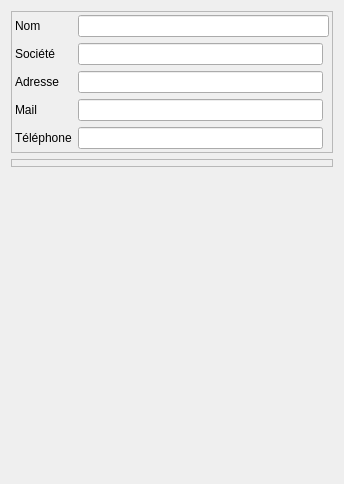
Old version of the form Lamia/toolprepro/base2/lamiabase_intervenant_tool_ui.ui in the repository Artelia/Lamia.
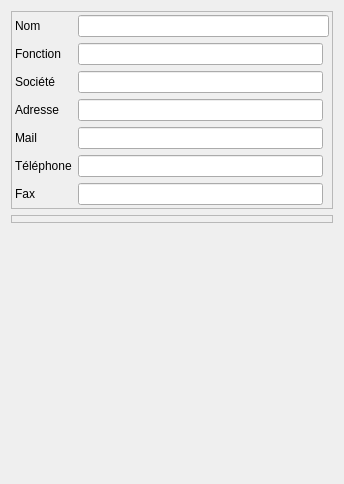
New version of the form.

What changed in the file:
```diff
--- a/Lamia/toolprepro/base2/lamiabase_intervenant_tool_ui.ui
+++ b/Lamia/toolprepro/base2/lamiabase_intervenant_tool_ui.ui
@@ -26,12 +26,20 @@
       <property name="margin">
        <number>3</number>
       </property>
-      <item row="5" column="0">
-       <widget class="QLabel" name="label_3">
-        <property name="text">
-         <string>Mail</string>
-        </property>
-       </widget>
+      <property name="topMargin">
+       <number>3</number>
+      </property>
+      <property name="rightMargin">
+       <number>3</number>
+      </property>
+      <property name="bottomMargin">
+       <number>3</number>
+      </property>
+      <item row="2" column="1" colspan="2">
+       <widget class="QLineEdit" name="lineEdit_nom"/>
+      </item>
+      <item row="6" column="1">
+       <widget class="QLineEdit" name="lineEdit_mail"/>
       </item>
       <item row="2" column="0">
        <widget class="QLabel" name="label_nom">
@@ -40,41 +48,62 @@
         </property>
        </widget>
       </item>
-      <item row="2" column="1" colspan="2">
-       <widget class="QLineEdit" name="lineEdit_nom"/>
+      <item row="8" column="1">
+       <widget class="QLineEdit" name="lineEdit_fax"/>
       </item>
-      <item row="3" column="0">
+      <item row="7" column="1">
+       <widget class="QLineEdit" name="lineEdit_tel"/>
+      </item>
+      <item row="5" column="0">
+       <widget class="QLabel" name="label_2">
+        <property name="text">
+         <string>Adresse</string>
+        </property>
+       </widget>
+      </item>
+      <item row="4" column="0">
        <widget class="QLabel" name="label">
         <property name="text">
          <string>Société</string>
         </property>
        </widget>
       </item>
-      <item row="3" column="1">
+      <item row="4" column="1">
        <widget class="QLineEdit" name="lineEdit_societe"/>
       </item>
-      <item row="4" column="0">
-       <widget class="QLabel" name="label_2">
+      <item row="8" column="0">
+       <widget class="QLabel" name="label_5">
         <property name="text">
-         <string>Adresse</string>
+         <string>Fax</string>
         </property>
        </widget>
       </item>
+      <item row="5" column="1">
+       <widget class="QLineEdit" name="lineEdit_adresse"/>
+      </item>
       <item row="6" column="0">
+       <widget class="QLabel" name="label_3">
+        <property name="text">
+         <string>Mail</string>
+        </property>
+       </widget>
+      </item>
+      <item row="7" column="0">
        <widget class="QLabel" name="label_4">
         <property name="text">
          <string>Téléphone</string>
         </property>
        </widget>
       </item>
-      <item row="4" column="1">
-       <widget class="QLineEdit" name="lineEdit_adresse"/>
+      <item row="3" column="0">
+       <widget class="QLabel" name="label_6">
+        <property name="text">
+         <string>Fonction</string>
+        </property>
+       </widget>
       </item>
-      <item row="5" column="1">
-       <widget class="QLineEdit" name="lineEdit_mail"/>
-      </item>
-      <item row="6" column="1">
-       <widget class="QLineEdit" name="lineEdit_tel"/>
+      <item row="3" column="1">
+       <widget class="QLineEdit" name="lineEdit_fonction"/>
       </item>
      </layout>
     </widget>
```
Left out of the diff: 13 changed lines with no effect on the pictures.
